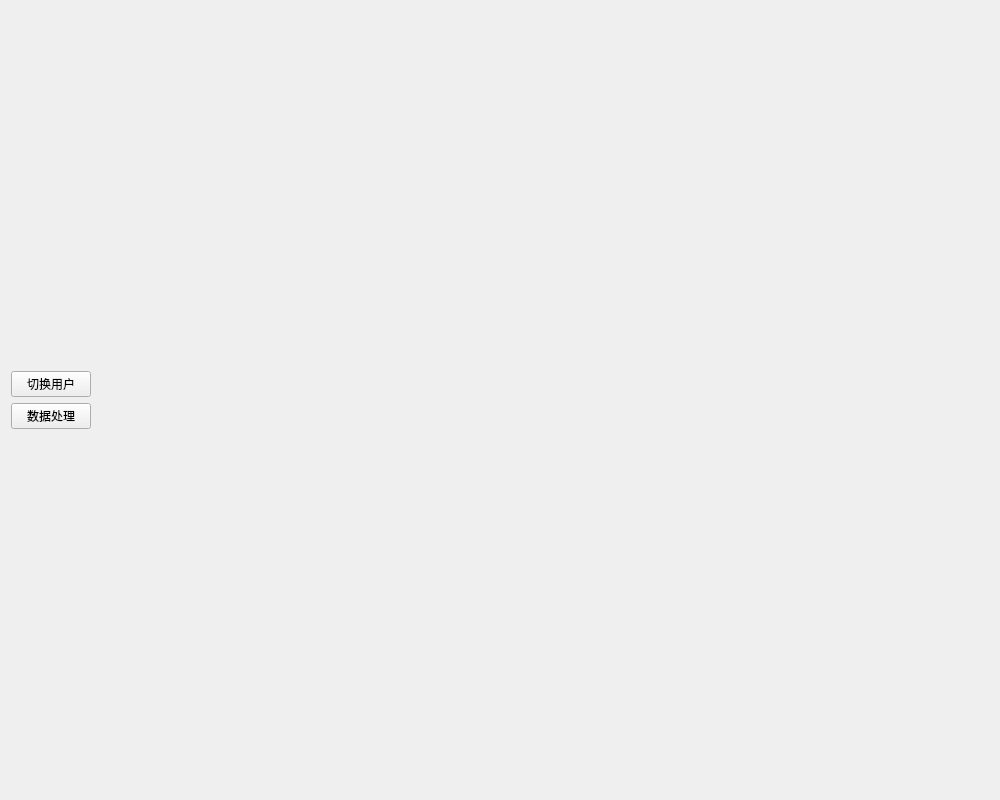
Old version of the form src/ui/mainWindow.ui in the repository CcooLcyy/checker.
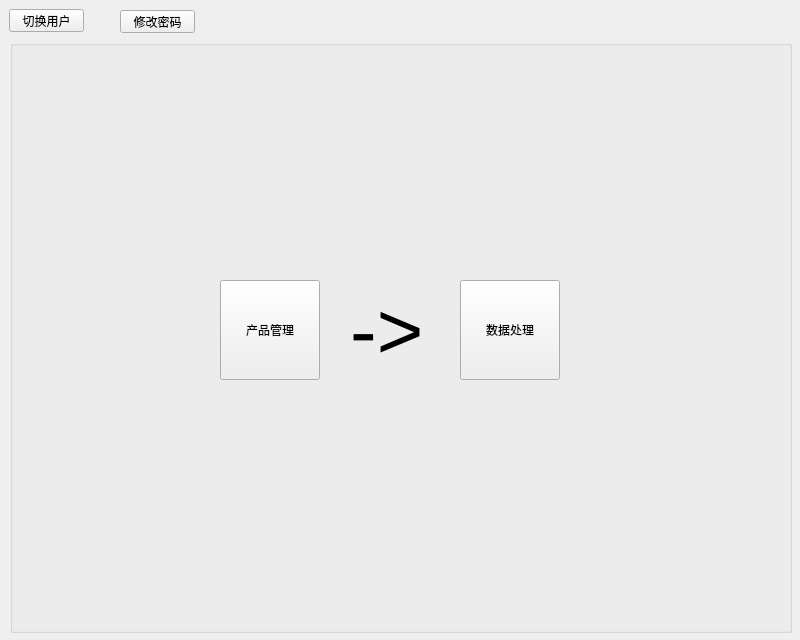
New version of the form.

Diff of the .ui file:
```diff
--- a/src/ui/mainWindow.ui
+++ b/src/ui/mainWindow.ui
@@ -6,53 +6,96 @@
    <rect>
     <x>0</x>
     <y>0</y>
-    <width>1000</width>
-    <height>800</height>
+    <width>800</width>
+    <height>640</height>
    </rect>
   </property>
-  <property name="minimumSize">
-   <size>
-    <width>1000</width>
-    <height>800</height>
-   </size>
-  </property>
-  <property name="maximumSize">
-   <size>
-    <width>1000</width>
-    <height>800</height>
-   </size>
-  </property>
   <property name="windowTitle">
    <string>主界面</string>
   </property>
-  <layout class="QGridLayout" name="gridLayout_3">
-   <item row="0" column="0">
-    <layout class="QGridLayout" name="gridLayout">
-     <item row="0" column="0">
-      <layout class="QHBoxLayout" name="horizontalLayout">
-       <item alignment="Qt::AlignLeft">
-        <widget class="QPushButton" name="changeUserButton">
-         <property name="text">
-          <string>切换用户</string>
-         </property>
-        </widget>
-       </item>
-      </layout>
-     </item>
-     <item row="1" column="0">
-      <layout class="QGridLayout" name="gridLayout_2">
-       <item row="0" column="0" alignment="Qt::AlignLeft">
-        <widget class="QPushButton" name="toDataWindowButton">
-         <property name="text">
-          <string>数据处理</string>
-         </property>
-        </widget>
-       </item>
-      </layout>
-     </item>
-    </layout>
-   </item>
-  </layout>
+  <widget class="QGroupBox" name="groupBox">
+   <property name="geometry">
+    <rect>
+     <x>10</x>
+     <y>40</y>
+     <width>782</width>
+     <height>593</height>
+    </rect>
+   </property>
+   <property name="title">
+    <string/>
+   </property>
+   <widget class="QPushButton" name="toDataWindowButton">
+    <property name="geometry">
+     <rect>
+      <x>450</x>
+      <y>240</y>
+      <width>100</width>
+      <height>100</height>
+     </rect>
+    </property>
+    <property name="text">
+     <string>数据处理</string>
+    </property>
+   </widget>
+   <widget class="QPushButton" name="productManageButton">
+    <property name="geometry">
+     <rect>
+      <x>210</x>
+      <y>240</y>
+      <width>100</width>
+      <height>100</height>
+     </rect>
+    </property>
+    <property name="text">
+     <string>产品管理</string>
+    </property>
+   </widget>
+   <widget class="QLabel" name="label">
+    <property name="geometry">
+     <rect>
+      <x>340</x>
+      <y>250</y>
+      <width>81</width>
+      <height>81</height>
+     </rect>
+    </property>
+    <property name="font">
+     <font>
+      <pointsize>60</pointsize>
+     </font>
+    </property>
+    <property name="text">
+     <string>-&gt;</string>
+    </property>
+   </widget>
+  </widget>
+  <widget class="QPushButton" name="changeUserButton">
+   <property name="geometry">
+    <rect>
+     <x>9</x>
+     <y>9</y>
+     <width>75</width>
+     <height>23</height>
+    </rect>
+   </property>
+   <property name="text">
+    <string>切换用户</string>
+   </property>
+  </widget>
+  <widget class="QPushButton" name="pushButton">
+   <property name="geometry">
+    <rect>
+     <x>120</x>
+     <y>10</y>
+     <width>75</width>
+     <height>23</height>
+    </rect>
+   </property>
+   <property name="text">
+    <string>修改密码</string>
+   </property>
+  </widget>
  </widget>
  <resources/>
  <connections/>
```
